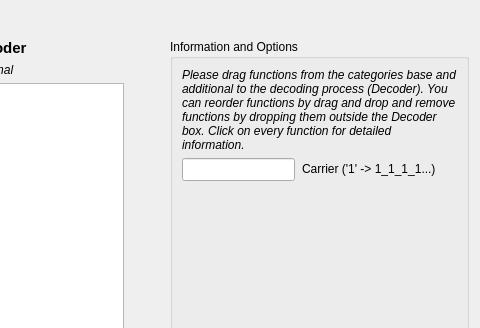
This is ui/decoding.ui in jopohl/urh as Qt 5 draws it before an edit; both pictures show x 443 to 923 and y 0 to 328 of the 923 by 685 pixel window. The edited form follows.
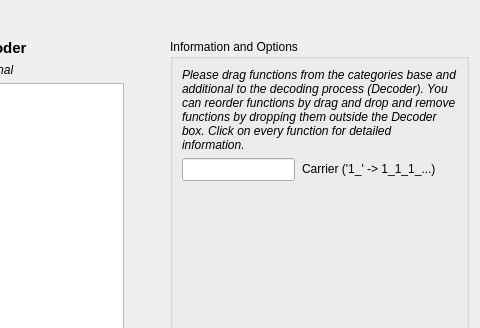
This is the edited form. The open tabs and pages were chosen to show the change. Custom widgets are drawn as their Qt base class.

Commit message: Decoding/Encoding: Improved carrier algorithm to handle arbitrary carriers, e.g. "....1....1**" that means: 4 info bits, True-bit, 4 info bits, True-bit, 2 arbitrary bits (no info)

```diff
--- a/ui/decoding.ui
+++ b/ui/decoding.ui
@@ -340,7 +340,7 @@
                </rect>
               </property>
               <property name="text">
-               <string>Carrier ('1' -&gt; 1_1_1_1...)</string>
+               <string>Carrier ('1_' -&gt; 1_1_1_...)</string>
               </property>
              </widget>
             </widget>
```
Left out of the diff: 2 changed lines with no effect on the pictures. The commit also changes 19 other files.
